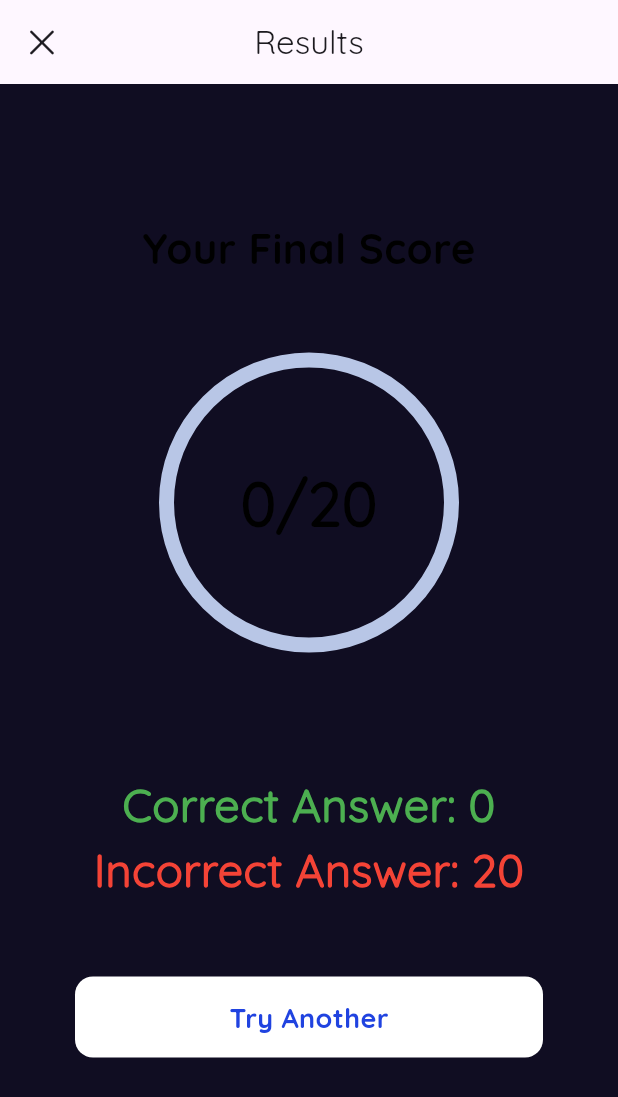
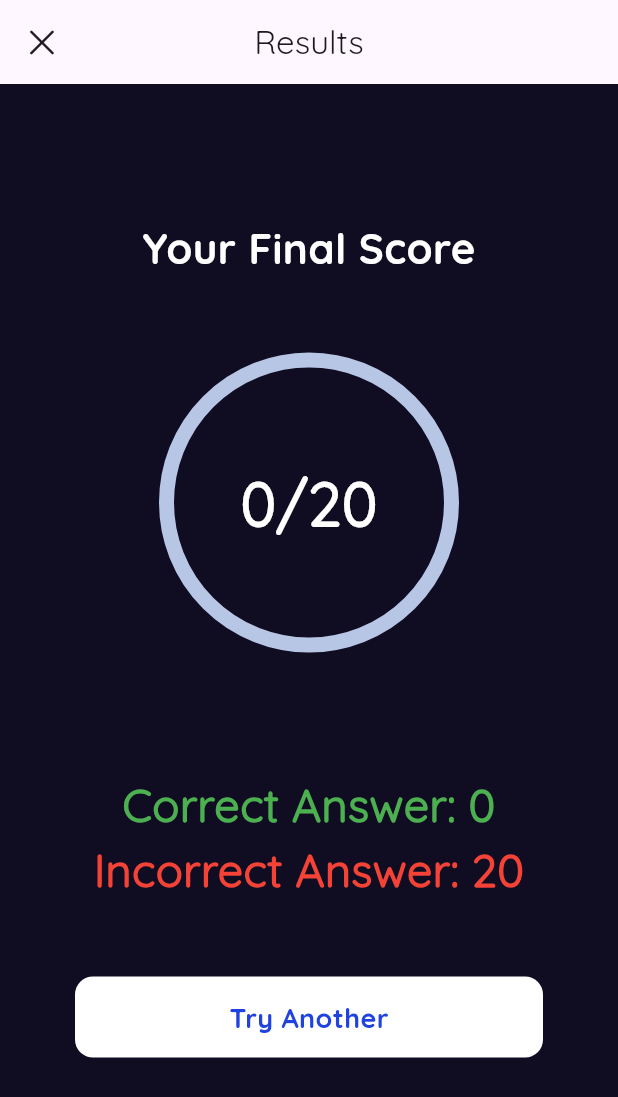
Before and after one commit to aankitasoni/Quizzer, a Flutter app: the ResultScreen screen opened directly with empty values, on a phone screen of 412 x 824 dp. Shown: the top 1097 px of the screen. Run offline on Flutter 3.47's test engine with Material 3 defaults, Android fonts, the phone set to English and light mode, and no system bars; drawn by our look-alikes of percent_indicator; network calls fail.

Commit message:
indicator added

```diff
--- a/lib/screens/result_screen.dart
+++ b/lib/screens/result_screen.dart
@@ -53,7 +53,7 @@ class _ResultScreenState extends State<ResultScreen> {
             children: [
               Column(
                 children: [
-                  headingText("Your Final Score", Colors.black, 28),
+                  headingText("Your Final Score", Colors.white, 28),
                   const SizedBox(
                     height: 50,
                   ),
@@ -64,13 +64,13 @@ class _ResultScreenState extends State<ResultScreen> {
                     center: Text(
                       "${widget.points}/20",
                       style: const TextStyle(
-                        color: Colors.black,
+                        color: Colors.white,
                         fontSize: 40,
                         fontWeight: FontWeight.bold,
                       ),
                     ),
                     backgroundColor: lightGrey,
-                    progressColor: Colors.red,
+                    progressColor: Colors.green,
                   ),
                   const SizedBox(
                     height: 80,
```
Also changed, not shown: lib/screens/quiz_screen.dart (+16 -12 lines).
